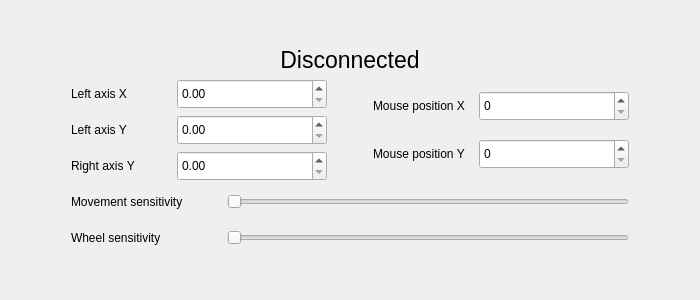
The window that Gamepad-Driver/gamepaddriver.ui (UnderWaterWelder27/NG-2021-Gamepad-driver) describes before a commit, drawn with Qt 5.
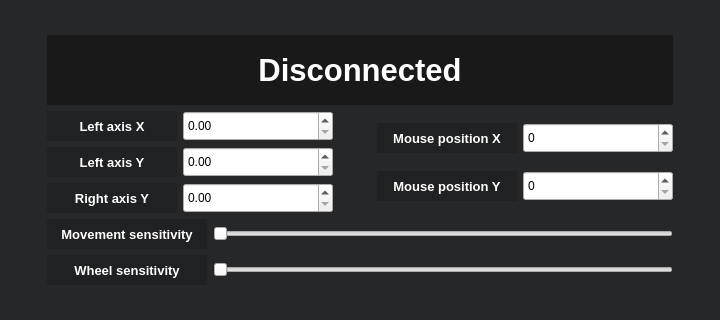
The same window after the commit.

Commit message: configurated widget css | remove buttons from window frame

The edit to the form file:
```diff
--- a/Gamepad-Driver/gamepaddriver.ui
+++ b/Gamepad-Driver/gamepaddriver.ui
@@ -6,8 +6,8 @@
    <rect>
     <x>0</x>
     <y>0</y>
-    <width>700</width>
-    <height>300</height>
+    <width>720</width>
+    <height>320</height>
    </rect>
   </property>
   <property name="sizePolicy">
@@ -28,6 +28,11 @@
   <property name="autoFillBackground">
    <bool>false</bool>
   </property>
+  <property name="styleSheet">
+   <string notr="true">QMainWindow {
+background-color: rgb(38, 39, 40);
+}</string>
+  </property>
   <widget class="QWidget" name="centralwidget">
    <layout class="QGridLayout" name="gridLayout">
     <item row="0" column="0">
@@ -64,11 +69,26 @@
          <layout class="QVBoxLayout" name="verticalLayout_4">
           <item>
            <widget class="QLabel" name="l_checkConnection">
+            <property name="minimumSize">
+             <size>
+              <width>0</width>
+              <height>70</height>
+             </size>
+            </property>
             <property name="font">
              <font>
-              <pointsize>17</pointsize>
+              <pointsize>23</pointsize>
+              <bold>true</bold>
              </font>
             </property>
+            <property name="autoFillBackground">
+             <bool>false</bool>
+            </property>
+            <property name="styleSheet">
+             <string notr="true">background-color: rgb(25, 25, 26);
+color: rgb(255, 255, 255);
+margin: 0px;</string>
+            </property>
             <property name="text">
              <string>Disconnected</string>
             </property>
@@ -89,13 +109,32 @@
                    <widget class="QLabel" name="l_leftAxisX">
                     <property name="minimumSize">
                      <size>
-                      <width>100</width>
+                      <width>130</width>
                       <height>30</height>
                      </size>
                     </property>
+                    <property name="font">
+                     <font>
+                      <pointsize>10</pointsize>
+                      <italic>false</italic>
+                      <bold>true</bold>
+                      <underline>false</underline>
+                      <kerning>true</kerning>
+                     </font>
+                    </property>
+                    <property name="mouseTracking">
+                     <bool>false</bool>
+                    </property>
+                    <property name="styleSheet">
+                     <string notr="true">background-color: rgb(32, 33, 34);
+color: rgb(255, 255, 255);</string>
+                    </property>
                     <property name="text">
                      <string>Left axis X</string>
                     </property>
+                    <property name="alignment">
+                     <set>Qt::AlignCenter</set>
+                    </property>
                    </widget>
                   </item>
                   <item>
@@ -106,6 +145,9 @@
                       <height>30</height>
                      </size>
                     </property>
+                    <property name="styleSheet">
+                     <string notr="true"/>
+                    </property>
                    </widget>
                   </item>
                  </layout>
@@ -116,13 +158,32 @@
                    <widget class="QLabel" name="l_leftAxisY">
                     <property name="minimumSize">
                      <size>
-                      <width>100</width>
+                      <width>130</width>
                       <height>30</height>
                      </size>
                     </property>
+                    <property name="font">
+                     <font>
+                      <pointsize>10</pointsize>
+                      <italic>false</italic>
+                      <bold>true</bold>
+                      <underline>false</underline>
+                      <kerning>true</kerning>
+                     </font>
+                    </property>
+                    <property name="mouseTracking">
+                     <bool>false</bool>
+                    </property>
+                    <property name="styleSheet">
+                     <string notr="true">background-color: rgb(32, 33, 34);
+color: rgb(255, 255, 255);</string>
+                    </property>
                     <property name="text">
                      <string>Left axis Y</string>
                     </property>
+                    <property name="alignment">
+                     <set>Qt::AlignCenter</set>
+                    </property>
                    </widget>
                   </item>
                   <item>
@@ -143,13 +204,32 @@
                    <widget class="QLabel" name="l_RightAxisY">
                     <property name="minimumSize">
                      <size>
-                      <width>100</width>
+                      <width>130</width>
                       <height>30</height>
                      </size>
                     </property>
+                    <property name="font">
+                     <font>
+                      <pointsize>10</pointsize>
+                      <italic>false</italic>
+                      <bold>true</bold>
+                      <underline>false</underline>
+                      <kerning>true</kerning>
+                     </font>
+                    </property>
+                    <property name="mouseTracking">
+                     <bool>false</bool>
+                    </property>
+                    <property name="styleSheet">
+                     <string notr="true">background-color: rgb(32, 33, 34);
+color: rgb(255, 255, 255);</string>
+                    </property>
                     <property name="text">
                      <string>Right axis Y</string>
                     </property>
+                    <property name="alignment">
+                     <set>Qt::AlignCenter</set>
+                    </property>
                    </widget>
                   </item>
                   <item>
@@ -160,6 +240,9 @@
                       <height>30</height>
                      </size>
                     </property>
+                    <property name="styleSheet">
+                     <string notr="true"/>
+                    </property>
                    </widget>
                   </item>
                  </layout>
@@ -187,13 +270,32 @@
                    <widget class="QLabel" name="l_mousePosX">
                     <property name="minimumSize">
                      <size>
-                      <width>100</width>
+                      <width>140</width>
                       <height>30</height>
                      </size>
                     </property>
+                    <property name="font">
+                     <font>
+                      <pointsize>10</pointsize>
+                      <italic>false</italic>
+                      <bold>true</bold>
+                      <underline>false</underline>
+                      <kerning>true</kerning>
+                     </font>
+                    </property>
+                    <property name="mouseTracking">
+                     <bool>false</bool>
+                    </property>
+                    <property name="styleSheet">
+                     <string notr="true">background-color: rgb(32, 33, 34);
+color: rgb(255, 255, 255);</string>
+                    </property>
                     <property name="text">
                      <string>Mouse position X</string>
                     </property>
+                    <property name="alignment">
+                     <set>Qt::AlignCenter</set>
+                    </property>
                    </widget>
                   </item>
                   <item>
@@ -204,6 +306,9 @@
                       <height>30</height>
                      </size>
                     </property>
+                    <property name="styleSheet">
+                     <string notr="true"/>
+                    </property>
                    </widget>
                   </item>
                  </layout>
@@ -227,13 +332,32 @@
                    <widget class="QLabel" name="l_mousePosY">
                     <property name="minimumSize">
                      <size>
-                      <width>100</width>
+                      <width>140</width>
                       <height>30</height>
                      </size>
                     </property>
+                    <property name="font">
+                     <font>
+                      <pointsize>10</pointsize>
+                      <italic>false</italic>
+                      <bold>true</bold>
+                      <underline>false</underline>
+                      <kerning>true</kerning>
+                     </font>
+                    </property>
+                    <property name="mouseTracking">
+                     <bool>false</bool>
+                    </property>
+                    <property name="styleSheet">
+                     <string notr="true">background-color: rgb(32, 33, 34);
+color: rgb(255, 255, 255);</string>
+                    </property>
                     <property name="text">
                      <string>Mouse position Y</string>
                     </property>
+                    <property name="alignment">
+                     <set>Qt::AlignCenter</set>
+                    </property>
                    </widget>
                   </item>
                   <item>
@@ -258,13 +382,33 @@
                <widget class="QLabel" name="l_moveSens">
                 <property name="minimumSize">
                  <size>
-                  <width>150</width>
+                  <width>160</width>
                   <height>30</height>
                  </size>
                 </property>
+                <property name="font">
+                 <font>
+                  <pointsize>10</pointsize>
+                  <italic>false</italic>
+                  <bold>true</bold>
+                  <underline>false</underline>
+                  <kerning>true</kerning>
+                 </font>
+                </property>
+                <property name="mouseTracking">
+                 <bool>false</bool>
+                </property>
+                <property name="styleSheet">
+                 <string notr="true">background-color: rgb(32, 33, 34);
+padding: 0px;
+color: rgb(255, 255, 255);</string>
+                </property>
                 <property name="text">
                  <string>Movement sensitivity</string>
                 </property>
+                <property name="alignment">
+                 <set>Qt::AlignCenter</set>
+                </property>
                </widget>
               </item>
               <item>
@@ -288,13 +432,33 @@
                <widget class="QLabel" name="l_wheelSens">
                 <property name="minimumSize">
                  <size>
-                  <width>150</width>
+                  <width>160</width>
                   <height>30</height>
                  </size>
                 </property>
+                <property name="font">
+                 <font>
+                  <pointsize>10</pointsize>
+                  <italic>false</italic>
+                  <bold>true</bold>
+                  <underline>false</underline>
+                  <kerning>true</kerning>
+                 </font>
+                </property>
+                <property name="mouseTracking">
+                 <bool>false</bool>
+                </property>
+                <property name="styleSheet">
+                 <string notr="true">background-color: rgb(32, 33, 34);
+padding: 0px;
+color: rgb(255, 255, 255);</string>
+                </property>
                 <property name="text">
                  <string>Wheel sensitivity</string>
                 </property>
+                <property name="alignment">
+                 <set>Qt::AlignCenter</set>
+                </property>
                </widget>
               </item>
               <item>
```
The commit also changes 1 other file.
